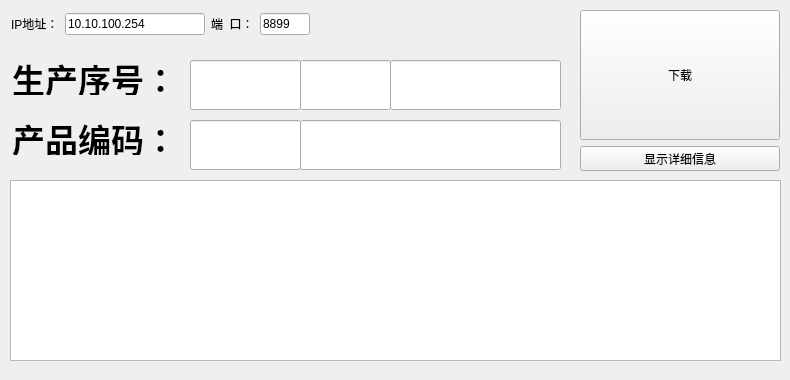
Above: widget.ui from tomyqg/FlashSerialNumTools before the change. Below: the same form after it.
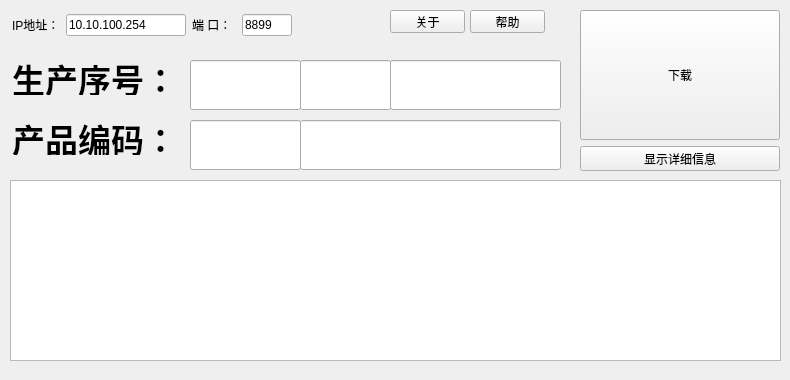
That is the form after the change.

Commit message: 添加帮助和关于

```diff
--- a/widget.ui
+++ b/widget.ui
@@ -23,64 +23,6 @@
     </rect>
    </property>
   </widget>
-  <widget class="QWidget" name="layoutWidget">
-   <property name="geometry">
-    <rect>
-     <x>11</x>
-     <y>13</y>
-     <width>299</width>
-     <height>22</height>
-    </rect>
-   </property>
-   <layout class="QHBoxLayout" name="horizontalLayout">
-    <item>
-     <widget class="QLabel" name="label">
-      <property name="text">
-       <string>IP地址：</string>
-      </property>
-     </widget>
-    </item>
-    <item>
-     <widget class="QLineEdit" name="lineEdit_TcpClientTargetIP">
-      <property name="maximumSize">
-       <size>
-        <width>140</width>
-        <height>16777215</height>
-       </size>
-      </property>
-      <property name="text">
-       <string>10.10.100.254</string>
-      </property>
-     </widget>
-    </item>
-    <item>
-     <widget class="QLabel" name="label_2">
-      <property name="text">
-       <string>端  口：</string>
-      </property>
-     </widget>
-    </item>
-    <item>
-     <widget class="QLineEdit" name="lineEdit_TcpClientTargetPort">
-      <property name="minimumSize">
-       <size>
-        <width>50</width>
-        <height>0</height>
-       </size>
-      </property>
-      <property name="maximumSize">
-       <size>
-        <width>50</width>
-        <height>16777215</height>
-       </size>
-      </property>
-      <property name="text">
-       <string>8899</string>
-      </property>
-     </widget>
-    </item>
-   </layout>
-  </widget>
   <widget class="QWidget" name="layoutWidget">
    <property name="geometry">
     <rect>
@@ -384,6 +326,96 @@
     <string>生产序号：</string>
    </property>
   </widget>
+  <widget class="QPushButton" name="pushButton">
+   <property name="geometry">
+    <rect>
+     <x>470</x>
+     <y>10</y>
+     <width>75</width>
+     <height>23</height>
+    </rect>
+   </property>
+   <property name="text">
+    <string>帮助</string>
+   </property>
+  </widget>
+  <widget class="QPushButton" name="pushButton_2">
+   <property name="geometry">
+    <rect>
+     <x>390</x>
+     <y>10</y>
+     <width>75</width>
+     <height>23</height>
+    </rect>
+   </property>
+   <property name="text">
+    <string>关于</string>
+   </property>
+  </widget>
+  <widget class="QWidget" name="">
+   <property name="geometry">
+    <rect>
+     <x>12</x>
+     <y>14</y>
+     <width>280</width>
+     <height>22</height>
+    </rect>
+   </property>
+   <layout class="QHBoxLayout" name="horizontalLayout">
+    <item>
+     <widget class="QLabel" name="label">
+      <property name="text">
+       <string>IP地址：</string>
+      </property>
+     </widget>
+    </item>
+    <item>
+     <widget class="QLineEdit" name="lineEdit_TcpClientTargetIP">
+      <property name="minimumSize">
+       <size>
+        <width>120</width>
+        <height>0</height>
+       </size>
+      </property>
+      <property name="maximumSize">
+       <size>
+        <width>120</width>
+        <height>16777215</height>
+       </size>
+      </property>
+      <property name="text">
+       <string>10.10.100.254</string>
+      </property>
+     </widget>
+    </item>
+    <item>
+     <widget class="QLabel" name="label_2">
+      <property name="text">
+       <string>端 口：</string>
+      </property>
+     </widget>
+    </item>
+    <item>
+     <widget class="QLineEdit" name="lineEdit_TcpClientTargetPort">
+      <property name="minimumSize">
+       <size>
+        <width>50</width>
+        <height>0</height>
+       </size>
+      </property>
+      <property name="maximumSize">
+       <size>
+        <width>50</width>
+        <height>16777215</height>
+       </size>
+      </property>
+      <property name="text">
+       <string>8899</string>
+      </property>
+     </widget>
+    </item>
+   </layout>
+  </widget>
  </widget>
  <resources/>
  <connections/>
```
The commit also changes 2 other files.
